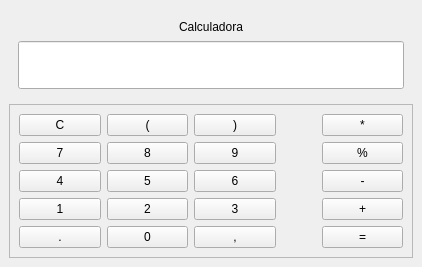
Old version of the form vista/calc.ui in the repository MauroMontan/Qt5Calculator.
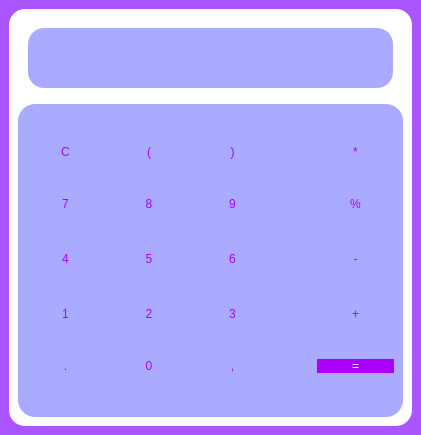
New version of the form.

The edit to the form file:
```diff
--- a/vista/calc.ui
+++ b/vista/calc.ui
@@ -6,36 +6,78 @@
    <rect>
     <x>0</x>
     <y>0</y>
-    <width>422</width>
-    <height>267</height>
+    <width>421</width>
+    <height>435</height>
    </rect>
   </property>
   <property name="windowTitle">
-   <string>MainWindow</string>
+   <string>Kalc</string>
+  </property>
+  <property name="styleSheet">
+   <string notr="true">*{
+background:rgb(170, 85, 255);
+}</string>
   </property>
   <widget class="QWidget" name="centralwidget">
    <layout class="QVBoxLayout" name="verticalLayout">
     <item>
+     <widget class="QFrame" name="frame_3">
+      <property name="styleSheet">
+       <string notr="true">*{
+border-radius:16;
+
+background:white;
+
+}</string>
+      </property>
+      <property name="frameShape">
+       <enum>QFrame::StyledPanel</enum>
+      </property>
+      <property name="frameShadow">
+       <enum>QFrame::Raised</enum>
+      </property>
+      <layout class="QVBoxLayout" name="verticalLayout_2">
+       <item>
      <widget class="QFrame" name="frame_2">
+         <property name="sizePolicy">
+          <sizepolicy hsizetype="Expanding" vsizetype="Expanding">
+           <horstretch>0</horstretch>
+           <verstretch>0</verstretch>
+          </sizepolicy>
+         </property>
+         <property name="maximumSize">
+          <size>
+           <width>7000</width>
+           <height>80</height>
+          </size>
+         </property>
       <property name="frameShape">
-       <enum>QFrame::NoFrame</enum>
+          <enum>QFrame::StyledPanel</enum>
       </property>
       <property name="frameShadow">
        <enum>QFrame::Raised</enum>
       </property>
-      <layout class="QGridLayout" name="gridLayout_2">
-       <item row="0" column="0">
-        <widget class="QLabel" name="label">
-         <property name="text">
-          <string>Calculadora</string>
-         </property>
-         <property name="alignment">
-          <set>Qt::AlignCenter</set>
-         </property>
-        </widget>
-       </item>
-       <item row="1" column="0">
+         <layout class="QVBoxLayout" name="verticalLayout_3">
+          <property name="leftMargin">
+           <number>10</number>
+          </property>
+          <property name="topMargin">
+           <number>10</number>
+          </property>
+          <property name="rightMargin">
+           <number>10</number>
+          </property>
+          <property name="bottomMargin">
+           <number>10</number>
+          </property>
+          <item>
         <widget class="QLineEdit" name="lineEdit">
+            <property name="sizePolicy">
+             <sizepolicy hsizetype="Expanding" vsizetype="Expanding">
+              <horstretch>0</horstretch>
+              <verstretch>0</verstretch>
+             </sizepolicy>
+            </property>
          <property name="font">
           <font>
            <family>Inconsolata Semi Condensed Black</family>
@@ -44,6 +86,12 @@
            <bold>true</bold>
           </font>
          </property>
+            <property name="styleSheet">
+             <string notr="true">*{
+color:rgb(170, 85, 255);
+background:rgb(170, 170, 255);
+}</string>
+            </property>
          <property name="text">
           <string/>
          </property>
@@ -57,6 +105,20 @@
     </item>
     <item>
      <widget class="QFrame" name="frame">
+         <property name="styleSheet">
+          <string notr="true">*{
+
+color:rgb(170, 0, 255);
+border-radius:17;
+background:rgb(170, 170, 255);
+}
+
+QPushButton{
+background:rgb(170, 170, 255);
+border:null;
+	font: 25pt &quot;Inconsolata&quot;;
+}</string>
+         </property>
       <property name="frameShape">
        <enum>QFrame::StyledPanel</enum>
       </property>
@@ -208,6 +270,15 @@
        </item>
        <item row="4" column="4">
         <widget class="QPushButton" name="pushButton_20">
+            <property name="styleSheet">
+             <string notr="true">*{
+border-radius: 30px;
+background-color:rgb(170, 0, 255);
+color:rgb(255, 255, 255);
+border-style: solid;
+border-radius: 18px;
+}</string>
+            </property>
          <property name="text">
           <string>=</string>
          </property>
@@ -218,6 +289,9 @@
          <property name="text">
           <string>,</string>
          </property>
+           </widget>
+          </item>
+         </layout>
         </widget>
        </item>
       </layout>
```
Lines whose indentation alone changed are shown as unchanged.
